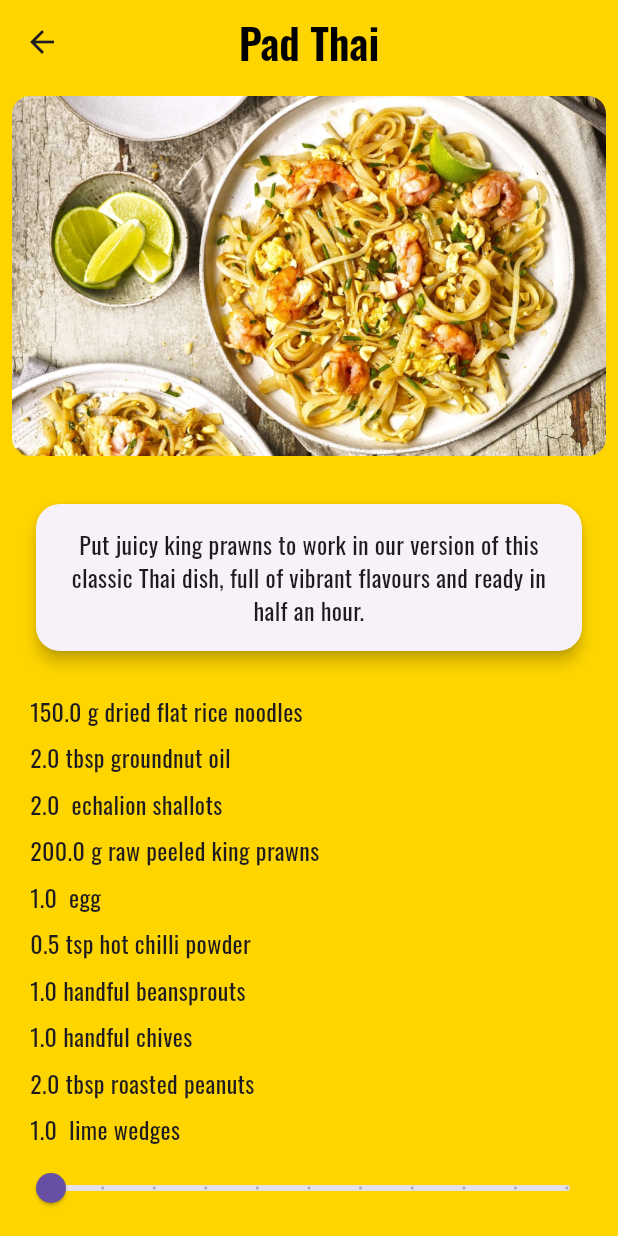
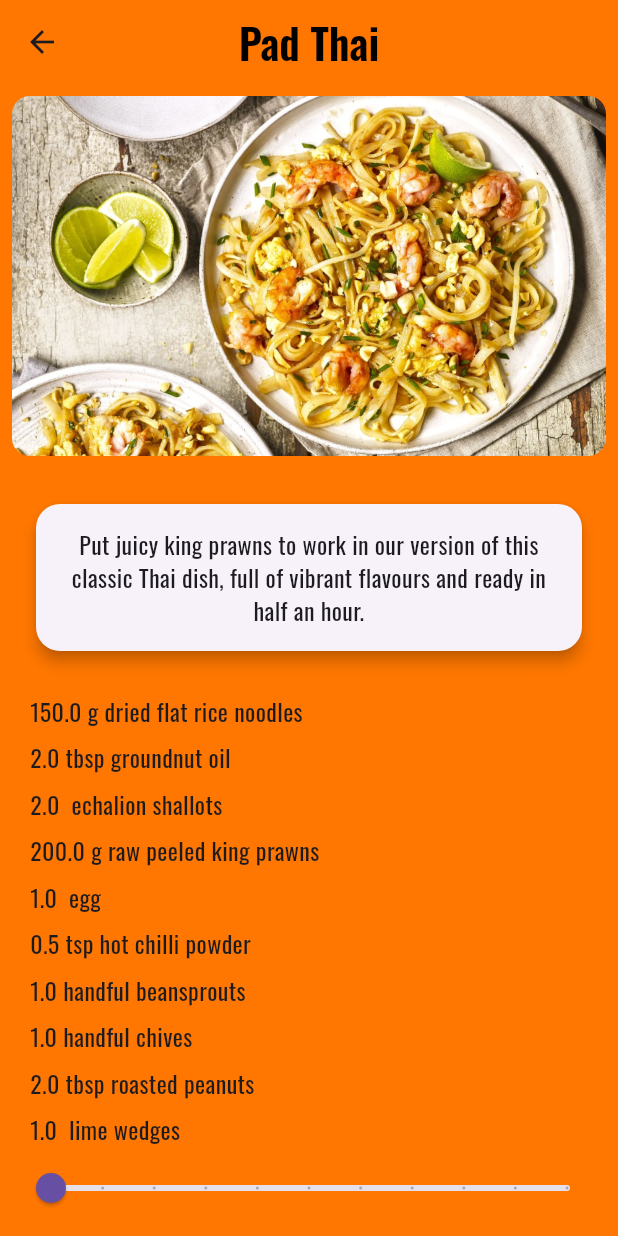
Before and after one commit to namtransfr/Projects, a Flutter app: the screen it shows after launch, after a tap on "Pad Thai", on a phone screen of 412 x 824 dp. Run offline on Flutter 3.47's test engine with Material 3 defaults, Android fonts, the phone set to English and light mode, and no system bars; our stand-ins replace google_fonts.

Commit message:
Update Recipe Detail

```diff
--- a/lib/main.dart
+++ b/lib/main.dart
@@ -3,7 +3,7 @@ import 'package:google_fonts/google_fonts.dart';
 import 'package:hwrecipes/model/recipe.dart';
 import 'package:hwrecipes/recipe_detail.dart';
 
-const primaryColor = Color.fromARGB(255, 255, 213, 0);
+const primaryColor = Color.fromARGB(255, 255, 119, 0);
 
 void main() {
   runApp(const RecipeApp());
```
